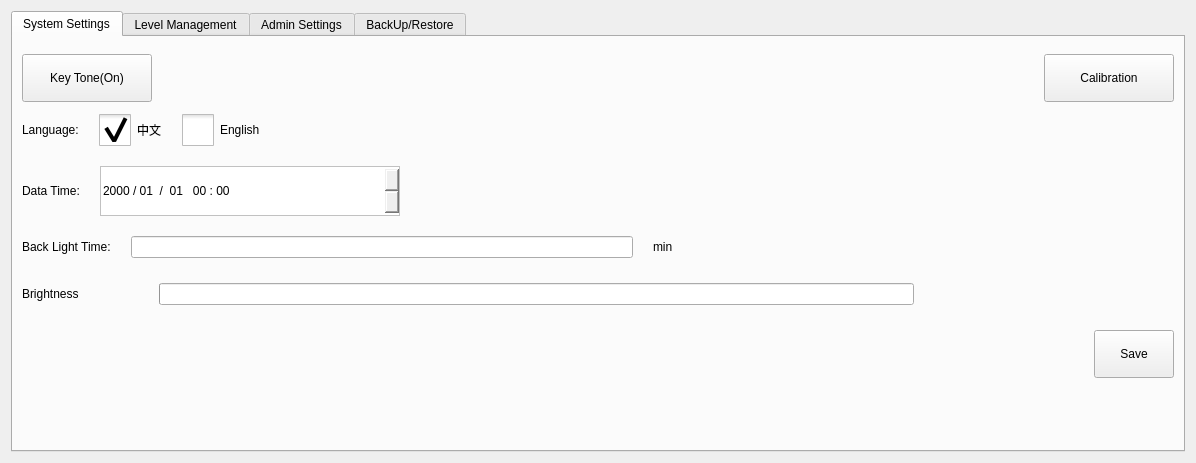
First picture: the form in hcsettings/ichcsystemsettingsframe.ui, repository dongdong-2009/3-5AxisRobot, before the edit.
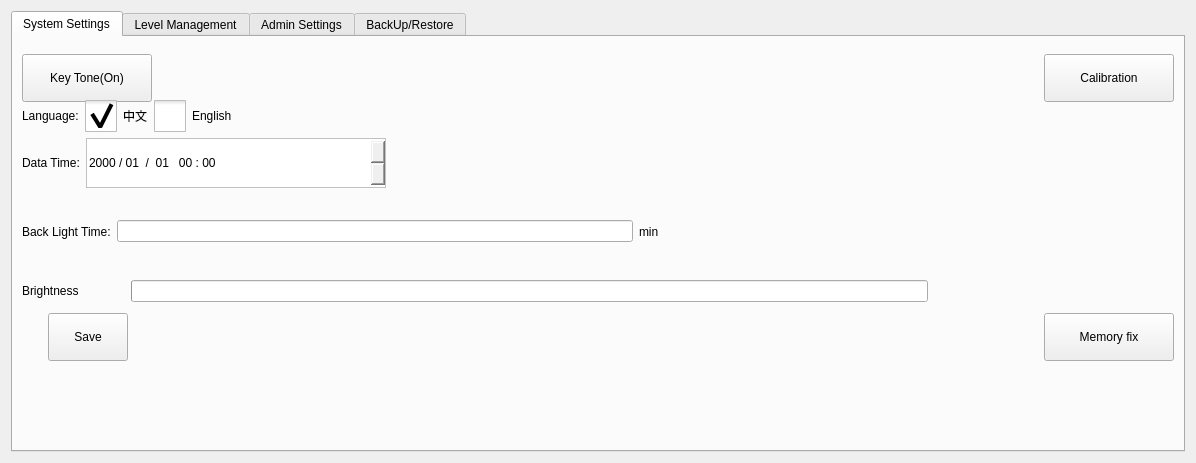
Second picture: the form after the edit. The open tabs and pages were chosen to show the change. Icons and pictures are not drawn. Custom widgets are drawn as their Qt base class.

Commit message: 1 add memory fix function in icsystemsetting

Patch:
```diff
--- a/hcsettings/ichcsystemsettingsframe.ui
+++ b/hcsettings/ichcsystemsettingsframe.ui
@@ -46,11 +46,8 @@
       <attribute name="title">
        <string>System Settings</string>
       </attribute>
-      <layout class="QVBoxLayout" name="verticalLayout_2">
-       <property name="spacing">
-        <number>20</number>
-       </property>
-       <item>
+      <layout class="QFormLayout" name="formLayout_2">
+       <item row="0" column="0" colspan="2">
         <layout class="QHBoxLayout" name="horizontalLayout_15">
          <item>
           <widget class="QPushButton" name="keyToneButton">
@@ -120,7 +117,7 @@
          </item>
         </layout>
        </item>
-       <item>
+       <item row="2" column="0" colspan="2">
         <layout class="QHBoxLayout" name="horizontalLayout">
          <item>
           <widget class="QLabel" name="label">
@@ -217,7 +214,7 @@
          </item>
         </layout>
        </item>
-       <item>
+       <item row="3" column="0" colspan="2">
         <layout class="QHBoxLayout" name="horizontalLayout_2">
          <item>
           <widget class="QLabel" name="label_2">
@@ -297,7 +294,7 @@
          </item>
         </layout>
        </item>
-       <item>
+       <item row="5" column="0" colspan="2">
         <layout class="QHBoxLayout" name="horizontalLayout_7">
          <item>
           <widget class="QLabel" name="label_14">
@@ -331,7 +328,7 @@
          </item>
         </layout>
        </item>
-       <item>
+       <item row="7" column="0" colspan="2">
         <layout class="QHBoxLayout" name="horizontalLayout_8">
          <property name="rightMargin">
           <number>200</number>
@@ -416,43 +413,7 @@
          </item>
         </layout>
        </item>
-       <item>
-        <layout class="QHBoxLayout" name="horizontalLayout_3">
-         <item>
-          <widget class="QLabel" name="versionLabel">
-           <property name="text">
-            <string/>
-           </property>
-          </widget>
-         </item>
-         <item>
-          <widget class="QPushButton" name="saveButton">
-           <property name="sizePolicy">
-            <sizepolicy hsizetype="Preferred" vsizetype="Preferred">
-             <horstretch>0</horstretch>
-             <verstretch>0</verstretch>
-            </sizepolicy>
-           </property>
-           <property name="minimumSize">
-            <size>
-             <width>80</width>
-             <height>48</height>
-            </size>
-           </property>
-           <property name="maximumSize">
-            <size>
-             <width>80</width>
-             <height>48</height>
-            </size>
-           </property>
-           <property name="text">
-            <string>Save</string>
-           </property>
-          </widget>
-         </item>
-        </layout>
-       </item>
-       <item>
+       <item row="9" column="0">
         <spacer name="verticalSpacer_3">
          <property name="orientation">
           <enum>Qt::Vertical</enum>
@@ -460,11 +421,85 @@
          <property name="sizeHint" stdset="0">
           <size>
            <width>20</width>
-           <height>40</height>
+           <height>47</height>
           </size>
          </property>
         </spacer>
        </item>
+       <item row="9" column="1">
+        <layout class="QHBoxLayout" name="horizontalLayout_3">
+         <item>
+          <widget class="QPushButton" name="saveButton">
+           <property name="sizePolicy">
+            <sizepolicy hsizetype="Preferred" vsizetype="Fixed">
+             <horstretch>0</horstretch>
+             <verstretch>0</verstretch>
+            </sizepolicy>
+           </property>
+           <property name="minimumSize">
+            <size>
+             <width>80</width>
+             <height>48</height>
+            </size>
+           </property>
+           <property name="maximumSize">
+            <size>
+             <width>80</width>
+             <height>48</height>
+            </size>
+           </property>
+           <property name="text">
+            <string>Save</string>
+           </property>
+          </widget>
+         </item>
+         <item>
+          <spacer name="horizontalSpacer_14">
+           <property name="orientation">
+            <enum>Qt::Horizontal</enum>
+           </property>
+           <property name="sizeHint" stdset="0">
+            <size>
+             <width>40</width>
+             <height>20</height>
+            </size>
+           </property>
+          </spacer>
+         </item>
+         <item>
+          <widget class="QPushButton" name="memory_fix">
+           <property name="sizePolicy">
+            <sizepolicy hsizetype="Preferred" vsizetype="Fixed">
+             <horstretch>0</horstretch>
+             <verstretch>0</verstretch>
+            </sizepolicy>
+           </property>
+           <property name="minimumSize">
+            <size>
+             <width>130</width>
+             <height>48</height>
+            </size>
+           </property>
+           <property name="maximumSize">
+            <size>
+             <width>130</width>
+             <height>48</height>
+            </size>
+           </property>
+           <property name="text">
+            <string>Memory fix</string>
+           </property>
+          </widget>
+         </item>
+        </layout>
+       </item>
+       <item row="10" column="1">
+        <widget class="QLabel" name="versionLabel">
+         <property name="text">
+          <string/>
+         </property>
+        </widget>
+       </item>
       </layout>
      </widget>
      <widget class="QWidget" name="levelManagementPage">
```
Left out of the diff: 2 changed lines with no effect on the pictures. The commit also changes 4 other files.
